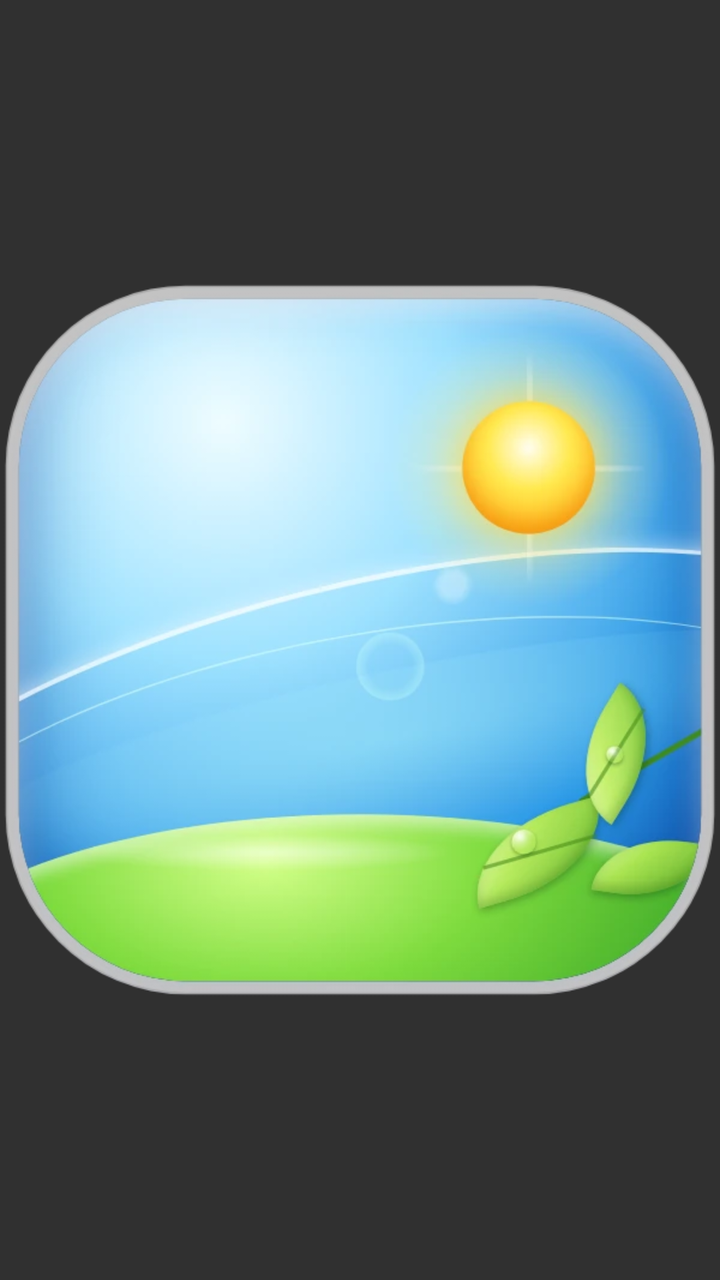
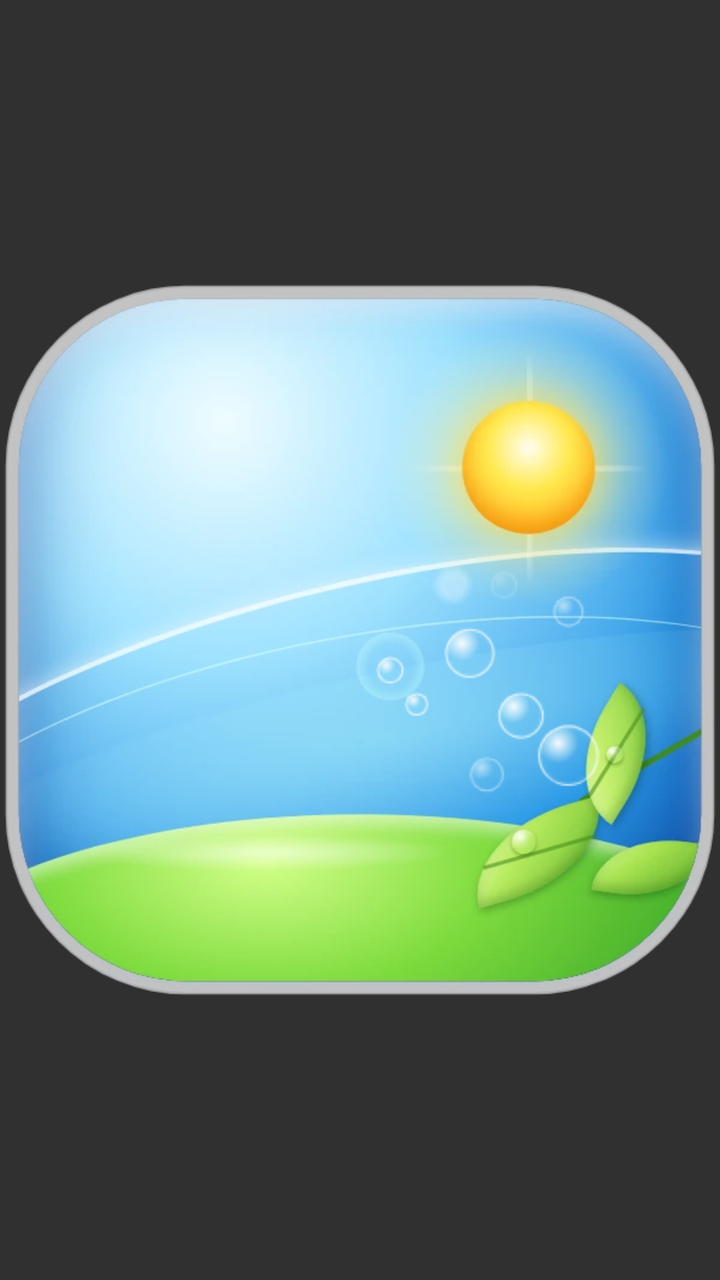

Screens rendered from an Android XML layout before and after an edit, with the pre-edit source and the edit as a unified diff.
<!-- AndroidManifest.xml: application theme android:Theme.Material.NoActionBar -->
<!-- res/layout/widget_weather.xml -->
<?xml version="1.0" encoding="utf-8"?>
<FrameLayout xmlns:android="http://schemas.android.com/apk/res/android"
    android:id="@+id/weather_root"
    android:layout_width="match_parent"
    android:layout_height="match_parent"
    android:contentDescription="@string/weather_name">

    <ImageView
        android:id="@+id/weather_bg"
        android:layout_width="match_parent"
        android:layout_height="match_parent"
        android:layout_gravity="center"
        android:importantForAccessibility="no"
        android:scaleType="fitCenter"
        android:src="@drawable/wx_clear_d" />

    <ProgressBar
        android:id="@+id/bubbles_day"
        style="@android:style/Widget.ProgressBar"
        android:layout_width="match_parent"
        android:layout_height="match_parent"
        android:layout_gravity="center"
        android:importantForAccessibility="no"
        android:indeterminate="true"
        android:indeterminateDrawable="@drawable/wx_bubbles_day"
        android:indeterminateOnly="true"
        android:maxWidth="2000dp"
        android:maxHeight="2000dp"
        android:minWidth="0dp"
        android:minHeight="0dp"
        android:visibility="visible" />

    <ProgressBar
        android:id="@+id/bubbles_night"
        style="@android:style/Widget.ProgressBar"
        android:layout_width="match_parent"
        android:layout_height="match_parent"
        android:layout_gravity="center"
        android:importantForAccessibility="no"
        android:indeterminate="true"
        android:indeterminateDrawable="@drawable/wx_bubbles_night"
        android:indeterminateOnly="true"
        android:maxWidth="2000dp"
        android:maxHeight="2000dp"
        android:minWidth="0dp"
        android:minHeight="0dp"
        android:visibility="gone" />

    <ImageView
        android:id="@+id/weather_image"
        android:layout_width="match_parent"
        android:layout_height="match_parent"
        android:layout_gravity="center"
        android:importantForAccessibility="no"
        android:scaleType="fitCenter" />

</FrameLayout>
<!-- resources referenced by this layout -->
<resources>
  <!-- drawable wx_bubbles_day: vector/xml drawable (drawable, 27213 chars, omitted) -->
  <!-- drawable wx_bubbles_night: vector/xml drawable (drawable, 27213 chars, omitted) -->
  <!-- drawable wx_clear_d: webp bitmap (drawable-nodpi, 27988 bytes) -->
  <string name="weather_name">Aero Météo</string>
</resources>

<!-- the commit's change to res/layout/widget_weather.xml (unified diff, before → after) -->
@@ -14,37 +14,194 @@
         android:scaleType="fitCenter"
         android:src="@drawable/wx_clear_d" />
 
-    <ProgressBar
-        android:id="@+id/bubbles_day"
-        style="@android:style/Widget.ProgressBar"
+    <ViewFlipper
+        android:id="@+id/bubbles"
         android:layout_width="match_parent"
         android:layout_height="match_parent"
         android:layout_gravity="center"
-        android:importantForAccessibility="no"
-        android:indeterminate="true"
-        android:indeterminateDrawable="@drawable/wx_bubbles_day"
-        android:indeterminateOnly="true"
-        android:maxWidth="2000dp"
-        android:maxHeight="2000dp"
-        android:minWidth="0dp"
-        android:minHeight="0dp"
-        android:visibility="visible" />
-
-    <ProgressBar
-        android:id="@+id/bubbles_night"
-        style="@android:style/Widget.ProgressBar"
-        android:layout_width="match_parent"
-        android:layout_height="match_parent"
-        android:layout_gravity="center"
-        android:importantForAccessibility="no"
-        android:indeterminate="true"
-        android:indeterminateDrawable="@drawable/wx_bubbles_night"
-        android:indeterminateOnly="true"
-        android:maxWidth="2000dp"
-        android:maxHeight="2000dp"
-        android:minWidth="0dp"
-        android:minHeight="0dp"
-        android:visibility="gone" />
+        android:autoStart="true"
+        android:flipInterval="100">
+        <ImageView
+            android:layout_width="match_parent"
+            android:layout_height="match_parent"
+            android:importantForAccessibility="no"
+            android:scaleType="fitCenter"
+            android:src="@drawable/wx_bub_00" />
+        <ImageView
+            android:layout_width="match_parent"
+            android:layout_height="match_parent"
+            android:importantForAccessibility="no"
+            android:scaleType="fitCenter"
+            android:src="@drawable/wx_bub_01" />
+        <ImageView
+            android:layout_width="match_parent"
+            android:layout_height="match_parent"
+            android:importantForAccessibility="no"
+            android:scaleType="fitCenter"
+            android:src="@drawable/wx_bub_02" />
+        <ImageView
+            android:layout_width="match_parent"
+            android:layout_height="match_parent"
+            android:importantForAccessibility="no"
+            android:scaleType="fitCenter"
+            android:src="@drawable/wx_bub_03" />
+        <ImageView
+            android:layout_width="match_parent"
+            android:layout_height="match_parent"
+            android:importantForAccessibility="no"
+            android:scaleType="fitCenter"
+            android:src="@drawable/wx_bub_04" />
+        <ImageView
+            android:layout_width="match_parent"
+            android:layout_height="match_parent"
+            android:importantForAccessibility="no"
+            android:scaleType="fitCenter"
+            android:src="@drawable/wx_bub_05" />
+        <ImageView
+            android:layout_width="match_parent"
+            android:layout_height="match_parent"
+            android:importantForAccessibility="no"
+            android:scaleType="fitCenter"
+            android:src="@drawable/wx_bub_06" />
+        <ImageView
+            android:layout_width="match_parent"
+            android:layout_height="match_parent"
+            android:importantForAccessibility="no"
+            android:scaleType="fitCenter"
+            android:src="@drawable/wx_bub_07" />
+        <ImageView
+            android:layout_width="match_parent"
+            android:layout_height="match_parent"
+            android:importantForAccessibility="no"
+            android:scaleType="fitCenter"
+            android:src="@drawable/wx_bub_08" />
+        <ImageView
+            android:layout_width="match_parent"
+            android:layout_height="match_parent"
+            android:importantForAccessibility="no"
+            android:scaleType="fitCenter"
+            android:src="@drawable/wx_bub_09" />
+        <ImageView
+            android:layout_width="match_parent"
+            android:layout_height="match_parent"
+            android:importantForAccessibility="no"
+            android:scaleType="fitCenter"
+            android:src="@drawable/wx_bub_10" />
+        <ImageView
+            android:layout_width="match_parent"
+            android:layout_height="match_parent"
+            android:importantForAccessibility="no"
+            android:scaleType="fitCenter"
+            android:src="@drawable/wx_bub_11" />
+        <ImageView
+            android:layout_width="match_parent"
+            android:layout_height="match_parent"
+            android:importantForAccessibility="no"
+            android:scaleType="fitCenter"
+            android:src="@drawable/wx_bub_12" />
+        <ImageView
+            android:layout_width="match_parent"
+            android:layout_height="match_parent"
+            android:importantForAccessibility="no"
+            android:scaleType="fitCenter"
+            android:src="@drawable/wx_bub_13" />
+        <ImageView
+            android:layout_width="match_parent"
+            android:layout_height="match_parent"
+            android:importantForAccessibility="no"
+            android:scaleType="fitCenter"
+            android:src="@drawable/wx_bub_14" />
+        <ImageView
+            android:layout_width="match_parent"
+            android:layout_height="match_parent"
+            android:importantForAccessibility="no"
+            android:scaleType="fitCenter"
+            android:src="@drawable/wx_bub_15" />
+        <ImageView
+            android:layout_width="match_parent"
+            android:layout_height="match_parent"
+            android:importantForAccessibility="no"
+            android:scaleType="fitCenter"
+            android:src="@drawable/wx_bub_16" />
+        <ImageView
+            android:layout_width="match_parent"
+            android:layout_height="match_parent"
+            android:importantForAccessibility="no"
+            android:scaleType="fitCenter"
+            android:src="@drawable/wx_bub_17" />
+        <ImageView
+            android:layout_width="match_parent"
+            android:layout_height="match_parent"
+            android:importantForAccessibility="no"
+            android:scaleType="fitCenter"
+            android:src="@drawable/wx_bub_18" />
+        <ImageView
+            android:layout_width="match_parent"
+            android:layout_height="match_parent"
+            android:importantForAccessibility="no"
+            android:scaleType="fitCenter"
+            android:src="@drawable/wx_bub_19" />
+        <ImageView
+            android:layout_width="match_parent"
+            android:layout_height="match_parent"
+            android:importantForAccessibility="no"
+            android:scaleType="fitCenter"
+            android:src="@drawable/wx_bub_20" />
+        <ImageView
+            android:layout_width="match_parent"
+            android:layout_height="match_parent"
+            android:importantForAccessibility="no"
+            android:scaleType="fitCenter"
+            android:src="@drawable/wx_bub_21" />
+        <ImageView
+            android:layout_width="match_parent"
+            android:layout_height="match_parent"
+            android:importantForAccessibility="no"
+            android:scaleType="fitCenter"
+            android:src="@drawable/wx_bub_22" />
+        <ImageView
+            android:layout_width="match_parent"
+            android:layout_height="match_parent"
+            android:importantForAccessibility="no"
+            android:scaleType="fitCenter"
+            android:src="@drawable/wx_bub_23" />
+        <ImageView
+            android:layout_width="match_parent"
+            android:layout_height="match_parent"
+            android:importantForAccessibility="no"
+            android:scaleType="fitCenter"
+            android:src="@drawable/wx_bub_24" />
+        <ImageView
+            android:layout_width="match_parent"
+            android:layout_height="match_parent"
+            android:importantForAccessibility="no"
+            android:scaleType="fitCenter"
+            android:src="@drawable/wx_bub_25" />
+        <ImageView
+            android:layout_width="match_parent"
+            android:layout_height="match_parent"
+            android:importantForAccessibility="no"
+            android:scaleType="fitCenter"
+            android:src="@drawable/wx_bub_26" />
+        <ImageView
+            android:layout_width="match_parent"
+            android:layout_height="match_parent"
+            android:importantForAccessibility="no"
+            android:scaleType="fitCenter"
+            android:src="@drawable/wx_bub_27" />
+        <ImageView
+            android:layout_width="match_parent"
+            android:layout_height="match_parent"
+            android:importantForAccessibility="no"
+            android:scaleType="fitCenter"
+            android:src="@drawable/wx_bub_28" />
+        <ImageView
+            android:layout_width="match_parent"
+            android:layout_height="match_parent"
+            android:importantForAccessibility="no"
+            android:scaleType="fitCenter"
+            android:src="@drawable/wx_bub_29" />
+    </ViewFlipper>
 
     <ImageView
         android:id="@+id/weather_image"
<!-- resource entries referenced after the edit -->
@@ -1,7 +1,35 @@
 <!-- resources referenced by this layout -->
 <resources>
-  <!-- drawable wx_bubbles_day: vector/xml drawable (drawable, 27213 chars, omitted) -->
-  <!-- drawable wx_bubbles_night: vector/xml drawable (drawable, 27213 chars, omitted) -->
+  <!-- drawable wx_bub_00: webp bitmap (drawable-nodpi, 4148 bytes) -->
+  <!-- drawable wx_bub_01: webp bitmap (drawable-nodpi, 4914 bytes) -->
+  <!-- drawable wx_bub_02: webp bitmap (drawable-nodpi, 4872 bytes) -->
+  <!-- drawable wx_bub_03: webp bitmap (drawable-nodpi, 4624 bytes) -->
+  <!-- drawable wx_bub_04: webp bitmap (drawable-nodpi, 4766 bytes) -->
+  <!-- drawable wx_bub_05: webp bitmap (drawable-nodpi, 4730 bytes) -->
+  <!-- drawable wx_bub_06: webp bitmap (drawable-nodpi, 4788 bytes) -->
+  <!-- drawable wx_bub_07: webp bitmap (drawable-nodpi, 4648 bytes) -->
+  <!-- drawable wx_bub_08: webp bitmap (drawable-nodpi, 4670 bytes) -->
+  <!-- drawable wx_bub_09: webp bitmap (drawable-nodpi, 4488 bytes) -->
+  <!-- drawable wx_bub_10: webp bitmap (drawable-nodpi, 4650 bytes) -->
+  <!-- drawable wx_bub_11: webp bitmap (drawable-nodpi, 4440 bytes) -->
+  <!-- drawable wx_bub_12: webp bitmap (drawable-nodpi, 4618 bytes) -->
+  <!-- drawable wx_bub_13: webp bitmap (drawable-nodpi, 4438 bytes) -->
+  <!-- drawable wx_bub_14: webp bitmap (drawable-nodpi, 4338 bytes) -->
+  <!-- drawable wx_bub_15: webp bitmap (drawable-nodpi, 4494 bytes) -->
+  <!-- drawable wx_bub_16: webp bitmap (drawable-nodpi, 4586 bytes) -->
+  <!-- drawable wx_bub_17: webp bitmap (drawable-nodpi, 4512 bytes) -->
+  <!-- drawable wx_bub_18: webp bitmap (drawable-nodpi, 4358 bytes) -->
+  <!-- drawable wx_bub_19: webp bitmap (drawable-nodpi, 4498 bytes) -->
+  <!-- drawable wx_bub_20: webp bitmap (drawable-nodpi, 4820 bytes) -->
+  <!-- drawable wx_bub_21: webp bitmap (drawable-nodpi, 4922 bytes) -->
+  <!-- drawable wx_bub_22: webp bitmap (drawable-nodpi, 4968 bytes) -->
+  <!-- drawable wx_bub_23: webp bitmap (drawable-nodpi, 4844 bytes) -->
+  <!-- drawable wx_bub_24: webp bitmap (drawable-nodpi, 4686 bytes) -->
+  <!-- drawable wx_bub_25: webp bitmap (drawable-nodpi, 4868 bytes) -->
+  <!-- drawable wx_bub_26: webp bitmap (drawable-nodpi, 4812 bytes) -->
+  <!-- drawable wx_bub_27: webp bitmap (drawable-nodpi, 4944 bytes) -->
+  <!-- drawable wx_bub_28: webp bitmap (drawable-nodpi, 4868 bytes) -->
+  <!-- drawable wx_bub_29: webp bitmap (drawable-nodpi, 4794 bytes) -->
   <!-- drawable wx_clear_d: webp bitmap (drawable-nodpi, 27988 bytes) -->
   <string name="weather_name">Aero Météo</string>
 </resources>
